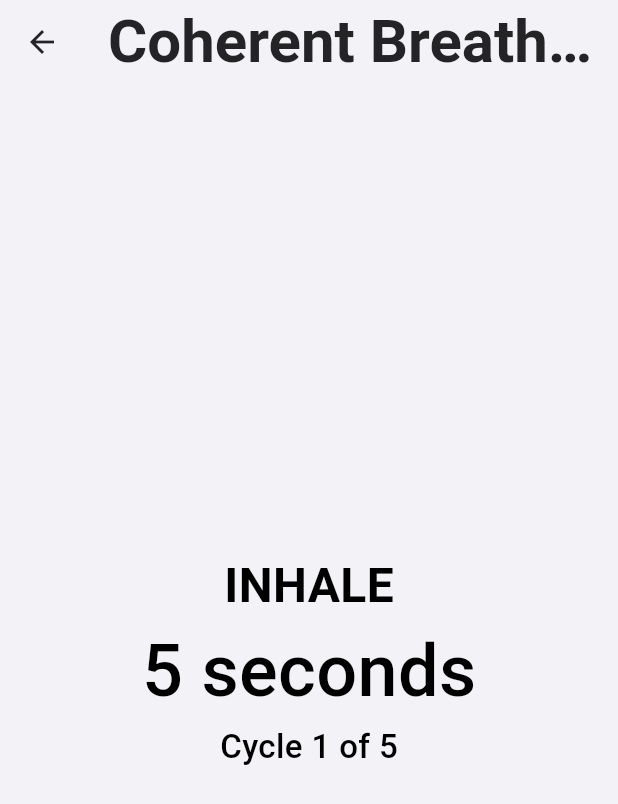
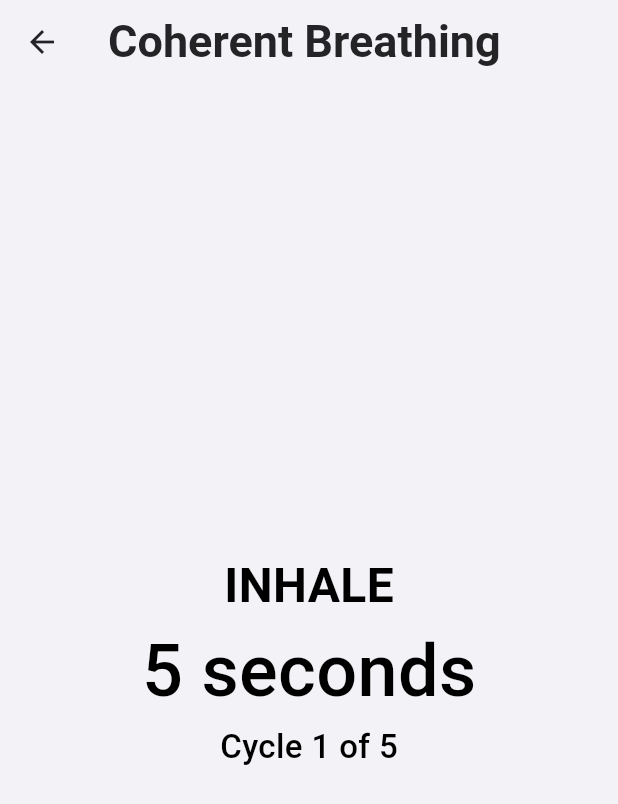
Before and after one commit to jamesdeal89/UniCare, a Flutter app: the InhaleSession screen opened directly, on a phone screen of 412 x 824 dp. Shown: the top 804 px of the screen. Run offline on Flutter 3.47's test engine with Material 3 defaults, Android fonts, the phone set to English and light mode, and no system bars; our stand-ins replace firebase_auth, firebase_core, fl_chart, sqflite; accounts and stored records are empty.

Commit message:
Updated formatting of Inhale activity

```diff
--- a/team_31_health_app/lib/views/main/subviews/games/gamesView.dart
+++ b/team_31_health_app/lib/views/main/subviews/games/gamesView.dart
@@ -77,7 +77,7 @@ class _GamesViewState extends State<GamesView> {
                                 crossAxisAlignment: CrossAxisAlignment.start,
                                 children: const [
                                   Text("Inhale", style: TextStyle(fontSize: 30, fontWeight: FontWeight.bold)),
-                                  Text("Breathing excercises for stress and anxiety"),
+                                  Text("Breathing exercises for stress and anxiety"),
                                 ],
                               ),
                             ),
--- a/team_31_health_app/lib/views/main/subviews/games/inhaleView.dart
+++ b/team_31_health_app/lib/views/main/subviews/games/inhaleView.dart
@@ -211,7 +211,11 @@ class _InhaleSessionState extends State<InhaleSession> {
   @override
   Widget build(BuildContext context) {
     return Scaffold(
-      appBar: AppBar(title: Text(widget.exercise.name)),
+      appBar: AppBar(
+          title: Text(
+        widget.exercise.name,
+        style: TextStyle(fontSize: 30, color: Theme.of(context).colorScheme.onSurface),
+      )),
       body: Center(
           child: phase == 'DONE'
               ? Column(
@@ -227,11 +231,11 @@ class _InhaleSessionState extends State<InhaleSession> {
                           startTimer();
                         });
                       },
-                      child: const Text("Start Again"),
+                      child: Text("Start Again", style: TextStyle(fontSize: 30, color: Theme.of(context).colorScheme.onSurface)),
                     ),
                     ElevatedButton(
                       onPressed: () => Navigator.pop(context),
-                      child: const Text("Back to Menu"),
+                      child: Text("Back to Menu", style: TextStyle(fontSize: 30, color: Theme.of(context).colorScheme.onSurface)),
                     ),
                   ],
                 )
```
